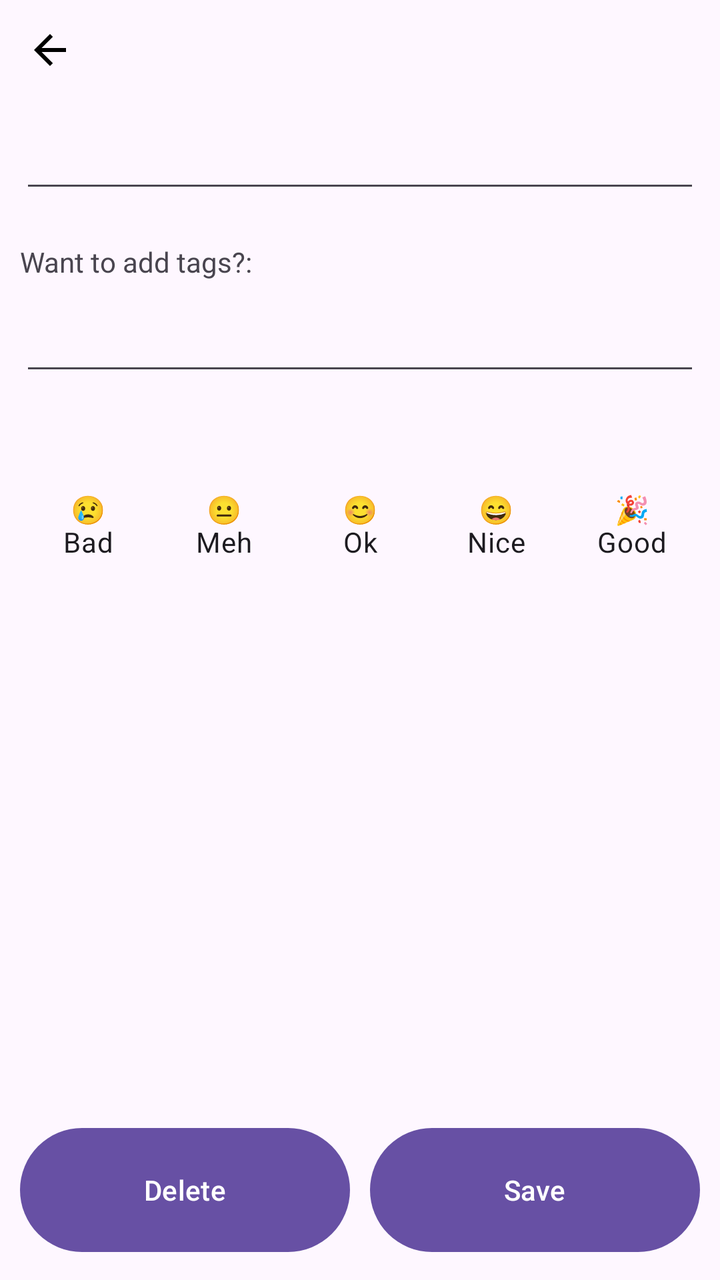
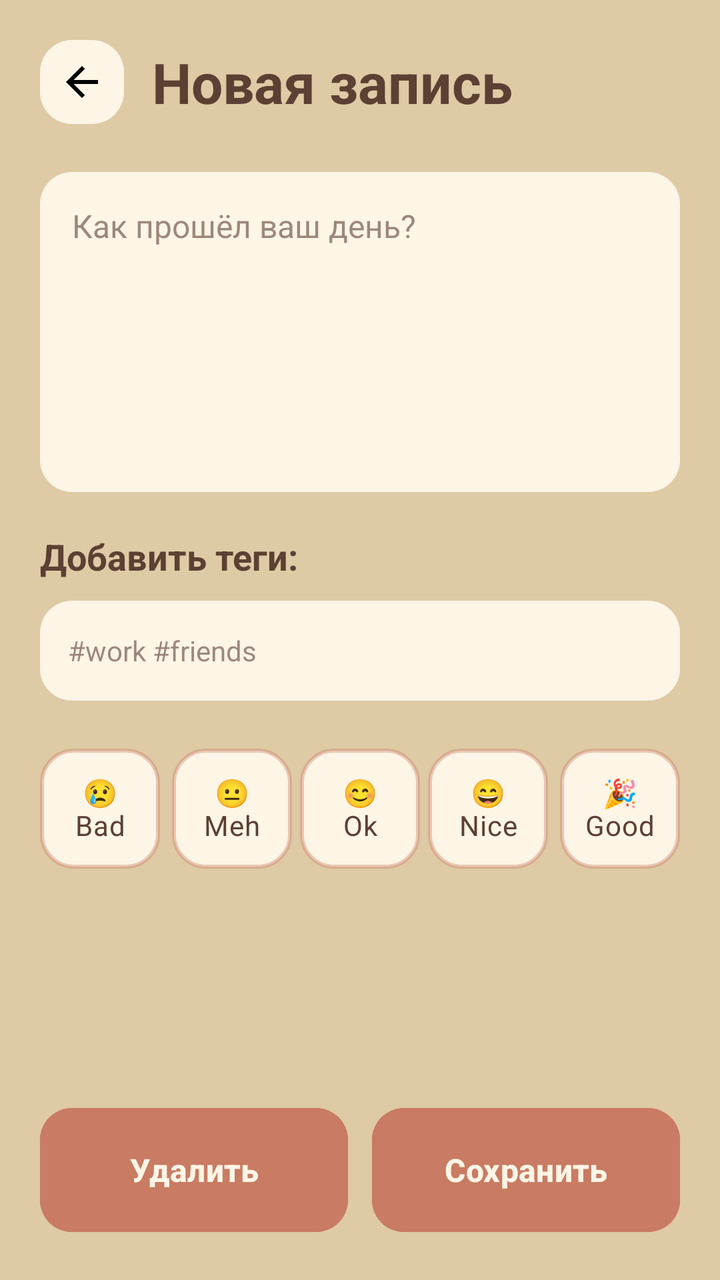

An Android layout rendered at two revisions. The XML below is the earlier revision; the diff shows what the commit changed to produce the second picture.
<!-- AndroidManifest.xml: application theme Theme.ProgectMood -->
<!-- res/layout/activity_log_mood.xml -->
<?xml version="1.0" encoding="utf-8"?>
<androidx.constraintlayout.widget.ConstraintLayout xmlns:android="http://schemas.android.com/apk/res/android"
    xmlns:app="http://schemas.android.com/apk/res-auto"
    xmlns:tools="http://schemas.android.com/tools"
    android:id="@+id/main"
    android:layout_width="match_parent"
    android:layout_height="match_parent"
    tools:context=".CreateTaskActivity"
    android:layout_marginTop="20dp"
    android:padding="10dp">

    <ImageButton
        android:id="@+id/back_arrow"
        android:layout_width="wrap_content"
        android:layout_height="wrap_content"
        android:background="@android:color/transparent"
        android:minWidth="30dp"
        android:minHeight="30dp"
        android:src="@drawable/ic_arrow_back"
        app:layout_constraintStart_toStartOf="parent"
        app:layout_constraintTop_toTopOf="parent" />

    <EditText
        android:id="@+id/note_text"
        android:layout_width="match_parent"
        android:layout_height="wrap_content"
        app:layout_constraintEnd_toEndOf="parent"
        app:layout_constraintStart_toStartOf="parent"
        app:layout_constraintTop_toBottomOf="@+id/back_arrow"
        android:layout_marginTop="20dp"
        />

    <TextView
        android:id="@+id/tags_question"
        android:layout_width="match_parent"
        android:layout_height="30dp"
        android:layout_marginTop="20dp"
        android:text="Want to add tags?:"
        app:layout_constraintEnd_toEndOf="parent"
        app:layout_constraintStart_toStartOf="parent"
        app:layout_constraintTop_toBottomOf="@+id/note_text" />

    <EditText
        android:id="@+id/tags"
        android:layout_width="match_parent"
        android:layout_height="wrap_content"
        app:layout_constraintEnd_toEndOf="parent"
        app:layout_constraintStart_toStartOf="parent"
        app:layout_constraintTop_toBottomOf="@+id/tags_question"
        />

    <RadioGroup
        android:id="@+id/emotions_group"
        android:layout_width="match_parent"
        android:layout_height="100dp"
        app:layout_constraintEnd_toEndOf="parent"
        app:layout_constraintStart_toStartOf="parent"
        app:layout_constraintTop_toBottomOf="@+id/tags"
        android:layout_marginTop="20dp"
        android:orientation="horizontal"
        >

        <RadioButton
            android:id="@+id/emotion_bad"
            android:layout_width="0dp"
            android:layout_height="match_parent"
            android:layout_weight="1"
            android:text="😢\nBad"
            android:gravity="center"
            android:button="@null"
            android:padding="12dp"
            android:textAlignment="center" />

        <RadioButton
            android:id="@+id/emotion_meh"
            android:layout_width="0dp"
            android:layout_height="match_parent"
            android:layout_weight="1"
            android:text="😐\nMeh"
            android:gravity="center"
            android:button="@null"
            android:padding="12dp"
            android:textAlignment="center" />

        <RadioButton
            android:id="@+id/emotion_ok"
            android:layout_width="0dp"
            android:layout_height="match_parent"
            android:layout_weight="1"
            android:text="😊\nOk"
            android:gravity="center"
            android:button="@null"
            android:padding="12dp"
            android:textAlignment="center" />

        <RadioButton
            android:id="@+id/emotion_nice"
            android:layout_width="0dp"
            android:layout_height="match_parent"
            android:layout_weight="1"
            android:text="😄\nNice"
            android:gravity="center"
            android:button="@null"
            android:padding="12dp"
            android:textAlignment="center" />

        <RadioButton
            android:id="@+id/emotion_good"
            android:layout_width="0dp"
            android:layout_height="match_parent"
            android:layout_weight="1"
            android:text="🎉\nGood"
            android:gravity="center"
            android:button="@null"
            android:padding="12dp"
            android:textAlignment="center" />


    </RadioGroup>


    <LinearLayout
        android:id="@+id/buttons_del_save_mood"
        app:layout_constraintEnd_toEndOf="parent"
        app:layout_constraintStart_toStartOf="parent"
        app:layout_constraintBottom_toBottomOf="parent"
        android:layout_width="match_parent"
        android:layout_height="70dp"
        android:orientation="horizontal">

        <Button
            android:id="@+id/button_del_mood"
            android:layout_width="match_parent"
            android:layout_height="70dp"
            android:layout_weight="1"
            android:layout_marginEnd="5dp"
            android:text="Delete"/>

        <Button
            android:id="@+id/button_save_mood"
            android:layout_width="match_parent"
            android:layout_height="70dp"
            android:layout_weight="1"
            android:layout_marginStart="5dp"
            android:text="Save"/>

    </LinearLayout>
</androidx.constraintlayout.widget.ConstraintLayout>
<!-- resources referenced by this layout -->
<resources>
  <!-- drawable ic_arrow_back (drawable) -->
  <vector xmlns:android="http://schemas.android.com/apk/res/android" android:autoMirrored="true" android:height="24dp" android:tint="#000000" android:viewportHeight="960" android:viewportWidth="960" android:width="24dp">
        
      <path android:fillColor="@android:color/white" android:pathData="M313,520L537,744L480,800L160,480L480,160L537,216L313,440L800,440L800,520L313,520Z"/>
      
  </vector>
  <style name="Theme.ProgectMood" parent="Base.Theme.ProgectMood" />
  <style name="Base.Theme.ProgectMood" parent="Theme.Material3.DayNight.NoActionBar">
          
          
      </style>
</resources>

<!-- the commit's change to res/layout/activity_log_mood.xml (unified diff, before → after) -->
@@ -1,148 +1,235 @@
 <?xml version="1.0" encoding="utf-8"?>
-<androidx.constraintlayout.widget.ConstraintLayout xmlns:android="http://schemas.android.com/apk/res/android"
+<androidx.constraintlayout.widget.ConstraintLayout
+    xmlns:android="http://schemas.android.com/apk/res/android"
     xmlns:app="http://schemas.android.com/apk/res-auto"
     xmlns:tools="http://schemas.android.com/tools"
     android:id="@+id/main"
     android:layout_width="match_parent"
     android:layout_height="match_parent"
-    tools:context=".CreateTaskActivity"
-    android:layout_marginTop="20dp"
-    android:padding="10dp">
+    android:background="#DECAA5"
+    android:padding="@dimen/screen_padding"
+    tools:context=".LogMoodActivity">
+
+    
 
     <ImageButton
         android:id="@+id/back_arrow"
+        android:layout_width="42dp"
+        android:layout_height="42dp"
+        android:background="@drawable/bg_search"
+        android:backgroundTint="#FDF5E6"
+        android:padding="10dp"
+        android:src="@drawable/ic_arrow_back"
+        android:contentDescription="Back"
+        app:layout_constraintTop_toTopOf="parent"
+        app:layout_constraintStart_toStartOf="parent" />
+
+    
+
+    <TextView
+        android:id="@+id/title_log"
         android:layout_width="wrap_content"
         android:layout_height="wrap_content"
-        android:background="@android:color/transparent"
-        android:minWidth="30dp"
-        android:minHeight="30dp"
-        android:src="@drawable/ic_arrow_back"
-        app:layout_constraintStart_toStartOf="parent"
-        app:layout_constraintTop_toTopOf="parent" />
+        android:layout_marginStart="14dp"
+        android:text="Новая запись"
+        android:textColor="#5C4033"
+        android:textSize="28sp"
+        android:textStyle="bold"
+        app:layout_constraintTop_toTopOf="@id/back_arrow"
+        app:layout_constraintBottom_toBottomOf="@id/back_arrow"
+        app:layout_constraintStart_toEndOf="@id/back_arrow" />
+
+    
 
     <EditText
         android:id="@+id/note_text"
-        android:layout_width="match_parent"
-        android:layout_height="wrap_content"
-        app:layout_constraintEnd_toEndOf="parent"
+        android:layout_width="0dp"
+        android:layout_height="160dp"
+        android:layout_marginTop="24dp"
+        android:background="@drawable/bg_search"
+        android:gravity="top|start"
+        android:hint="Как прошёл ваш день?"
+        android:padding="16dp"
+        android:textColor="#5C4033"
+        android:textColorHint="#995C4033"
+        android:textSize="16sp"
+        android:inputType="textMultiLine"
+        app:layout_constraintTop_toBottomOf="@id/back_arrow"
         app:layout_constraintStart_toStartOf="parent"
-        app:layout_constraintTop_toBottomOf="@+id/back_arrow"
-        android:layout_marginTop="20dp"
-        />
+        app:layout_constraintEnd_toEndOf="parent" />
+
+    
 
     <TextView
         android:id="@+id/tags_question"
-        android:layout_width="match_parent"
-        android:layout_height="30dp"
+        android:layout_width="wrap_content"
+        android:layout_height="wrap_content"
         android:layout_marginTop="20dp"
-        android:text="Want to add tags?:"
-        app:layout_constraintEnd_toEndOf="parent"
-        app:layout_constraintStart_toStartOf="parent"
-        app:layout_constraintTop_toBottomOf="@+id/note_text" />
+        android:text="Добавить теги:"
+        android:textColor="#5C4033"
+        android:textSize="18sp"
+        android:textStyle="bold"
+        app:layout_constraintTop_toBottomOf="@id/note_text"
+        app:layout_constraintStart_toStartOf="parent" />
+
+    
 
     <EditText
         android:id="@+id/tags"
-        android:layout_width="match_parent"
-        android:layout_height="wrap_content"
-        app:layout_constraintEnd_toEndOf="parent"
+        android:layout_width="0dp"
+        android:layout_height="50dp"
+        android:layout_marginTop="10dp"
+        android:background="@drawable/bg_search"
+        android:hint="#work #friends"
+        android:paddingStart="14dp"
+        android:paddingEnd="14dp"
+        android:textColor="#5C4033"
+        android:textColorHint="#995C4033"
+        android:textSize="14sp"
+        app:layout_constraintTop_toBottomOf="@id/tags_question"
         app:layout_constraintStart_toStartOf="parent"
-        app:layout_constraintTop_toBottomOf="@+id/tags_question"
-        />
+        app:layout_constraintEnd_toEndOf="parent" />
+
+    
 
     <RadioGroup
         android:id="@+id/emotions_group"
-        android:layout_width="match_parent"
-        android:layout_height="100dp"
-        app:layout_constraintEnd_toEndOf="parent"
+        android:layout_width="0dp"
+        android:layout_height="wrap_content"
+        android:layout_marginTop="24dp"
+        android:orientation="horizontal"
+        android:weightSum="5"
+        app:layout_constraintTop_toBottomOf="@id/tags"
         app:layout_constraintStart_toStartOf="parent"
-        app:layout_constraintTop_toBottomOf="@+id/tags"
-        android:layout_marginTop="20dp"
-        android:orientation="horizontal"
-        >
+        app:layout_constraintEnd_toEndOf="parent">
 
         <RadioButton
             android:id="@+id/emotion_bad"
             android:layout_width="0dp"
-            android:layout_height="match_parent"
-            android:layout_weight="1"
+            android:layout_height="60dp"
+            android:layout_weight="1"
+            android:layout_marginEnd="4dp"
+            android:background="@drawable/bg_emotion_radio"
+            android:button="@null"
+            android:gravity="center"
+            android:padding="8dp"
+            android:clickable="true"
+            android:focusable="true"
             android:text="😢\nBad"
-            android:gravity="center"
-            android:button="@null"
-            android:padding="12dp"
-            android:textAlignment="center" />
+            android:textAlignment="center"
+            android:textColor="#5C4033"
+            android:textSize="14sp" />
 
         <RadioButton
             android:id="@+id/emotion_meh"
             android:layout_width="0dp"
-            android:layout_height="match_parent"
-            android:layout_weight="1"
+            android:layout_height="60dp"
+            android:layout_weight="1"
+            android:layout_marginHorizontal="2dp"
+            android:background="@drawable/bg_emotion_radio"
+            android:button="@null"
+            android:gravity="center"
+            android:padding="8dp"
+            android:clickable="true"
+            android:focusable="true"
             android:text="😐\nMeh"
-            android:gravity="center"
-            android:button="@null"
-            android:padding="12dp"
-            android:textAlignment="center" />
+            android:textAlignment="center"
+            android:textColor="#5C4033"
+            android:textSize="14sp" />
 
         <RadioButton
             android:id="@+id/emotion_ok"
             android:layout_width="0dp"
-            android:layout_height="match_parent"
-            android:layout_weight="1"
+            android:layout_height="60dp"
+            android:layout_weight="1"
+            android:layout_marginHorizontal="2dp"
+            android:background="@drawable/bg_emotion_radio"
+            android:button="@null"
+            android:gravity="center"
+            android:padding="8dp"
+            android:clickable="true"
+            android:focusable="true"
             android:text="😊\nOk"
-            android:gravity="center"
-            android:button="@null"
-            android:padding="12dp"
-            android:textAlignment="center" />
+            android:textAlignment="center"
+            android:textColor="#5C4033"
+            android:textSize="14sp" />
 
         <RadioButton
             android:id="@+id/emotion_nice"
             android:layout_width="0dp"
-            android:layout_height="match_parent"
-            android:layout_weight="1"
+            android:layout_height="60dp"
+            android:layout_weight="1"
+            android:layout_marginHorizontal="2dp"
+            android:background="@drawable/bg_emotion_radio"
+            android:button="@null"
+            android:gravity="center"
+            android:padding="8dp"
+            android:clickable="true"
+            android:focusable="true"
             android:text="😄\nNice"
-            android:gravity="center"
-            android:button="@null"
-            android:padding="12dp"
-            android:textAlignment="center" />
+            android:textAlignment="center"
+            android:textColor="#5C4033"
+            android:textSize="14sp" />
 
         <RadioButton
             android:id="@+id/emotion_good"
             android:layout_width="0dp"
-            android:layout_height="match_parent"
-            android:layout_weight="1"
+            android:layout_height="60dp"
+            android:layout_weight="1"
+            android:layout_marginStart="4dp"
+            android:background="@drawable/bg_emotion_radio"
+            android:button="@null"
+            android:gravity="center"
+            android:padding="8dp"
+            android:clickable="true"
+            android:focusable="true"
             android:text="🎉\nGood"
-            android:gravity="center"
-            android:button="@null"
-            android:padding="12dp"
-            android:textAlignment="center" />
-
+            android:textAlignment="center"
+            android:textColor="#5C4033"
+            android:textSize="14sp" />
 
     </RadioGroup>
 
+    
 
     <LinearLayout
         android:id="@+id/buttons_del_save_mood"
-        app:layout_constraintEnd_toEndOf="parent"
-        app:layout_constraintStart_toStartOf="parent"
-        app:layout_constraintBottom_toBottomOf="parent"
         android:layout_width="match_parent"
         android:layout_height="70dp"
-        android:orientation="horizontal">
+        android:layout_marginTop="16dp"
+        android:orientation="horizontal"
+        app:layout_constraintBottom_toBottomOf="parent"
+        app:layout_constraintEnd_toEndOf="parent"
+        app:layout_constraintStart_toStartOf="parent">
 
         <Button
             android:id="@+id/button_del_mood"
-            android:layout_width="match_parent"
-            android:layout_height="70dp"
-            android:layout_weight="1"
-            android:layout_marginEnd="5dp"
-            android:text="Delete"/>
+            android:layout_width="0dp"
+            android:layout_height="match_parent"
+            android:layout_marginEnd="6dp"
+            android:layout_weight="1"
+            android:backgroundTint="#C97B63"
+            android:text="Удалить"
+            android:textColor="#FDF5E6"
+            android:textSize="16sp"
+            android:textStyle="bold"
+            app:cornerRadius="16dp"
+            app:strokeColor="#60C97B63" />
 
         <Button
             android:id="@+id/button_save_mood"
-            android:layout_width="match_parent"
-            android:layout_height="70dp"
-            android:layout_weight="1"
-            android:layout_marginStart="5dp"
-            android:text="Save"/>
+            android:layout_width="0dp"
+            android:layout_height="match_parent"
+            android:layout_marginStart="6dp"
+            android:layout_weight="1"
+            android:backgroundTint="#C97B63"
+            android:text="Сохранить"
+            android:textColor="#FDF5E6"
+            android:textSize="16sp"
+            android:textStyle="bold"
+            app:cornerRadius="16dp"
+            app:strokeColor="#60C97B63" />
 
     </LinearLayout>
+
 </androidx.constraintlayout.widget.ConstraintLayout>
<!-- resource entries referenced after the edit -->
@@ -1,5 +1,40 @@
 <!-- resources referenced by this layout -->
 <resources>
+  <dimen name="screen_padding">20dp</dimen>
+  <!-- drawable bg_emotion_radio (drawable) -->
+  <?xml version="1.0" encoding="utf-8"?>
+  <selector xmlns:android="http://schemas.android.com/apk/res/android">
+  
+      
+      <item android:state_checked="true">
+          <shape android:shape="rectangle">
+              <solid android:color="#C97B63"/>
+              <corners android:radius="16dp"/>
+              <stroke
+                  android:width="2dp"
+                  android:color="#A85F49"/>
+          </shape>
+      </item>
+  
+      
+      <item>
+          <shape android:shape="rectangle">
+              <solid android:color="#FDF5E6"/>
+              <corners android:radius="16dp"/>
+              <stroke
+                  android:width="2dp"
+                  android:color="#60C97B63"/>
+          </shape>
+      </item>
+  
+  </selector>
+  <!-- drawable bg_search (drawable) -->
+  <?xml version="1.0" encoding="utf-8"?>
+  <shape xmlns:android="http://schemas.android.com/apk/res/android"
+      android:shape="rectangle">
+      <solid android:color="#FDF5E6" />
+      <corners android:radius="16dp" />
+  </shape>
   <!-- drawable ic_arrow_back (drawable) -->
   <vector xmlns:android="http://schemas.android.com/apk/res/android" android:autoMirrored="true" android:height="24dp" android:tint="#000000" android:viewportHeight="960" android:viewportWidth="960" android:width="24dp">
         
